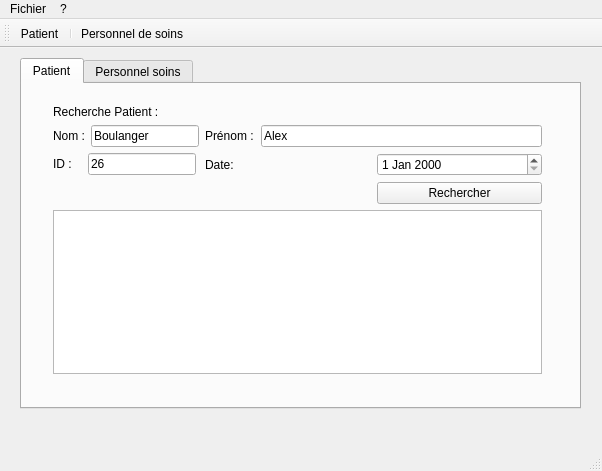
Old version of the form view/mainwindow.ui in the repository kilian-paquier/qt-patients.
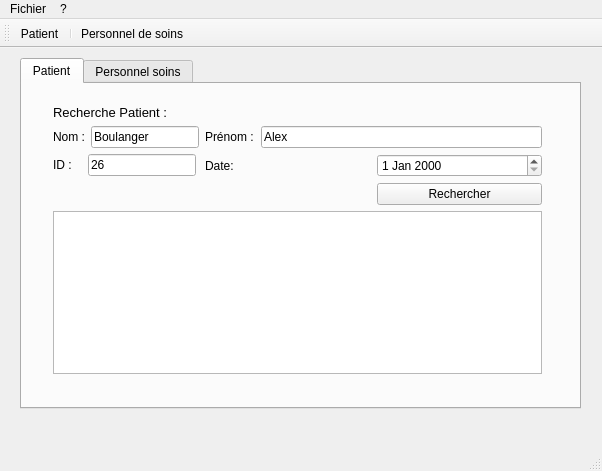
New version of the form. The open tabs and pages were chosen to show the change. Icons and pictures are not drawn.

```diff
--- a/view/mainwindow.ui
+++ b/view/mainwindow.ui
@@ -49,6 +49,11 @@
           <layout class="QFormLayout" name="formLayout">
            <item row="0" column="0">
             <widget class="QLabel" name="label_2">
+             <property name="font">
+              <font>
+               <pointsize>10</pointsize>
+              </font>
+             </property>
              <property name="text">
               <string>Recherche Patient :</string>
              </property>
```
Left out of the diff: 20 changed lines with no effect on the pictures.
